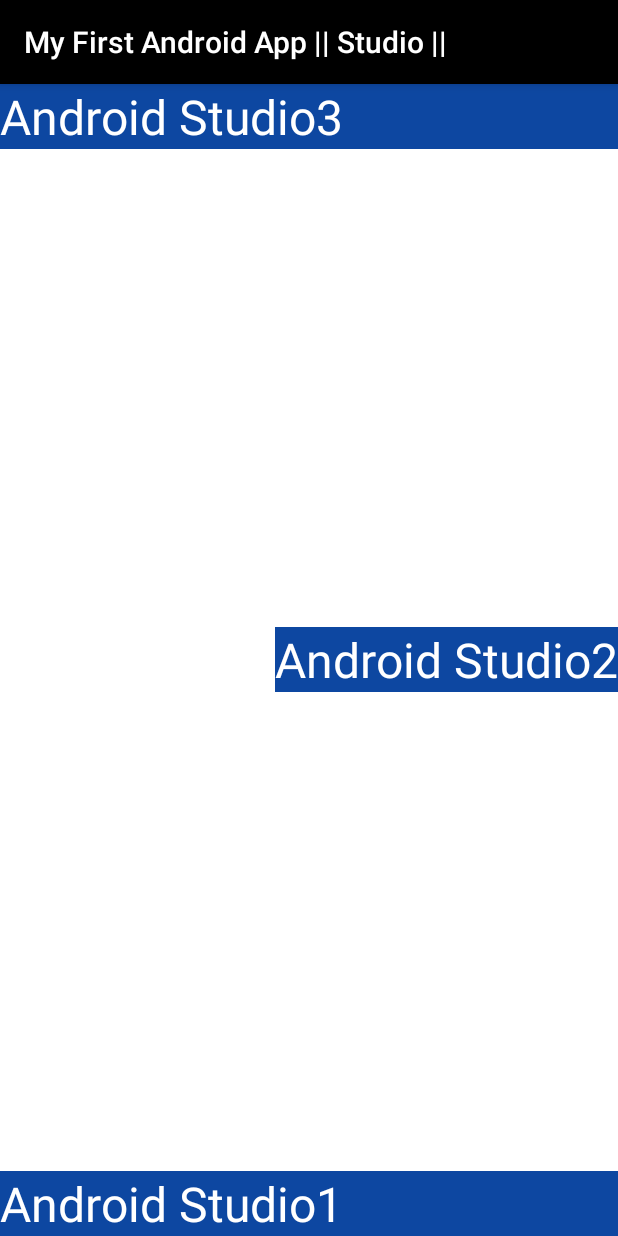
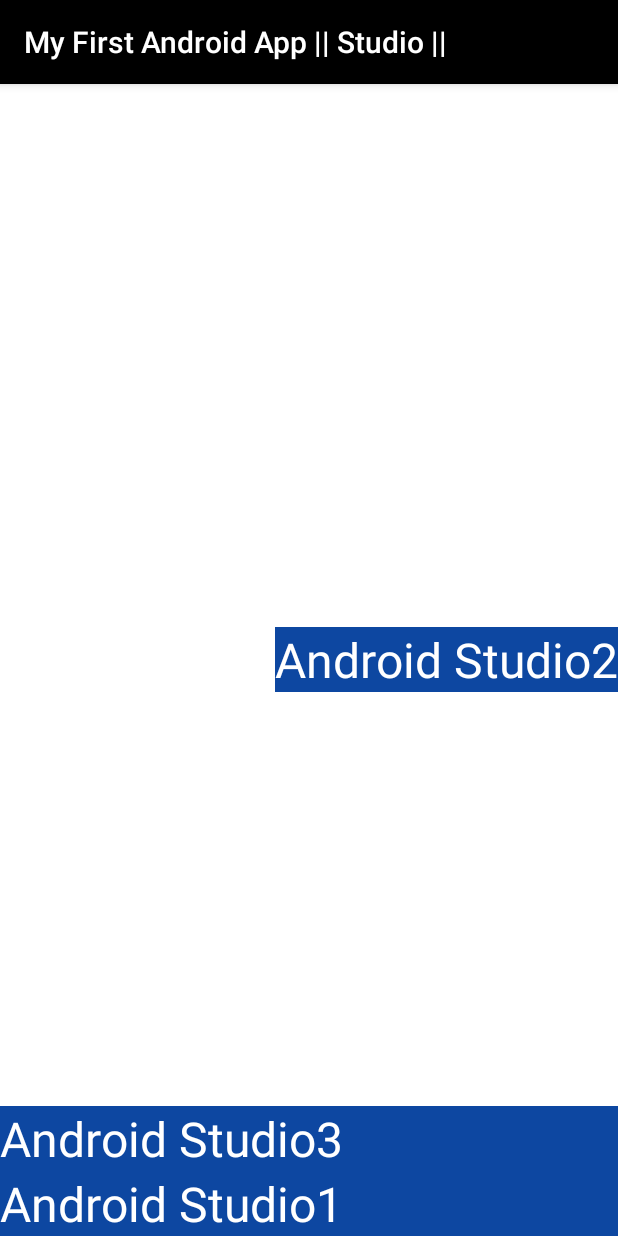
Before and after one commit to hyleekr9580/MyAndroid01, an Android app: the screen it shows after launch (MainActivity), on a phone screen of 412 x 824 dp. Run offline under Robolectric (Android 15) with nearby library versions, the phone set to English and light mode, and no system bars.

Commit message:
-ID선언 -id를 기준으로 상대적인 위치 설정

```diff
--- a/app/src/main/res/layout/activity_main.xml
+++ b/app/src/main/res/layout/activity_main.xml
@@ -12,6 +12,7 @@
     <!--1:1비율 2주면 3:1 비율이 된다. android:layout_weight="1"-->
     <!--단 해당 값을 0으로 줘야 한다. android:layout_height="0dp"-->
     <TextView
+        android:id="@+id/text_view_1"
         android:layout_width="match_parent"
         android:layout_height="wrap_content"
         android:layout_alignParentBottom="true"
@@ -21,6 +22,8 @@
         android:textSize="32sp" />
 
     <TextView
+        android:id="@+id/text_view_2"
+
         android:layout_width="wrap_content"
         android:layout_height="wrap_content"
 
@@ -36,7 +39,13 @@
     <!--         android:layout_alignParentRight="true"
         android:layout_alignParentend="true"
 같이 사용하면 해당 버전에 맞춰서 사용을 할 수 있다. -->
+
+    <!--android:id="@+id/text_view_3"-->
+    <!--android:layout_above="@id/text_view_1"-->
+    <!--선언할때는 + 가 있고 사용할때는 +가 없다-->
     <TextView
+        android:id="@+id/text_view_3"
+        android:layout_above="@id/text_view_1"
         android:layout_width="match_parent"
         android:layout_height="wrap_content"
         android:background="#0d47a1"
```
